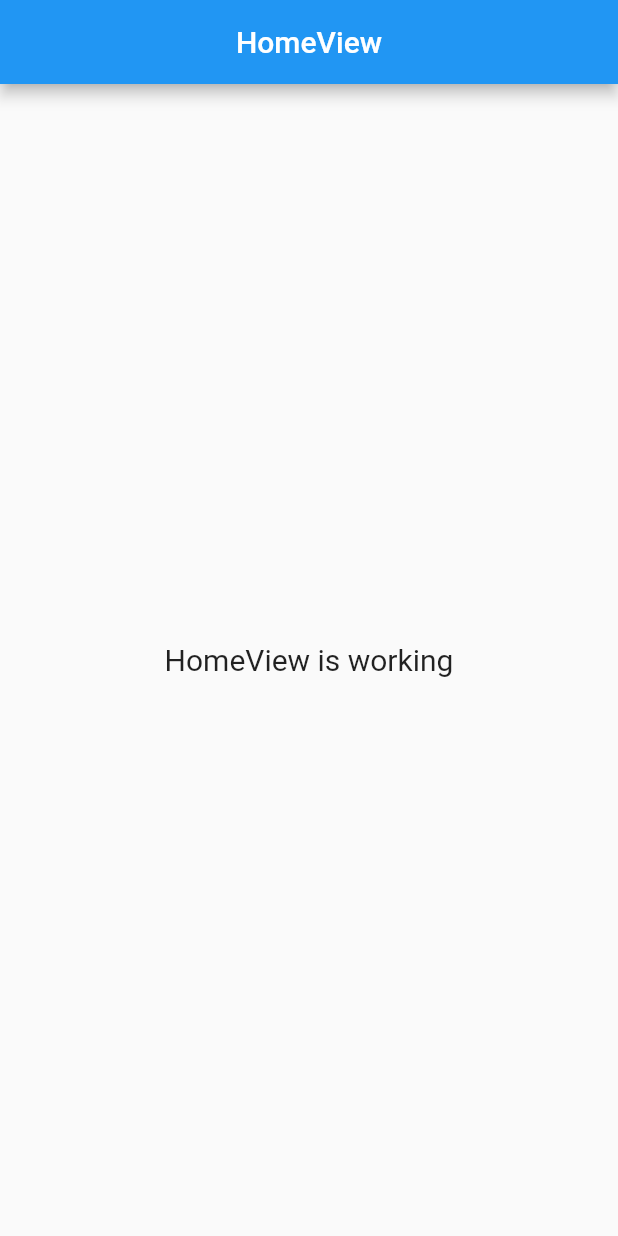
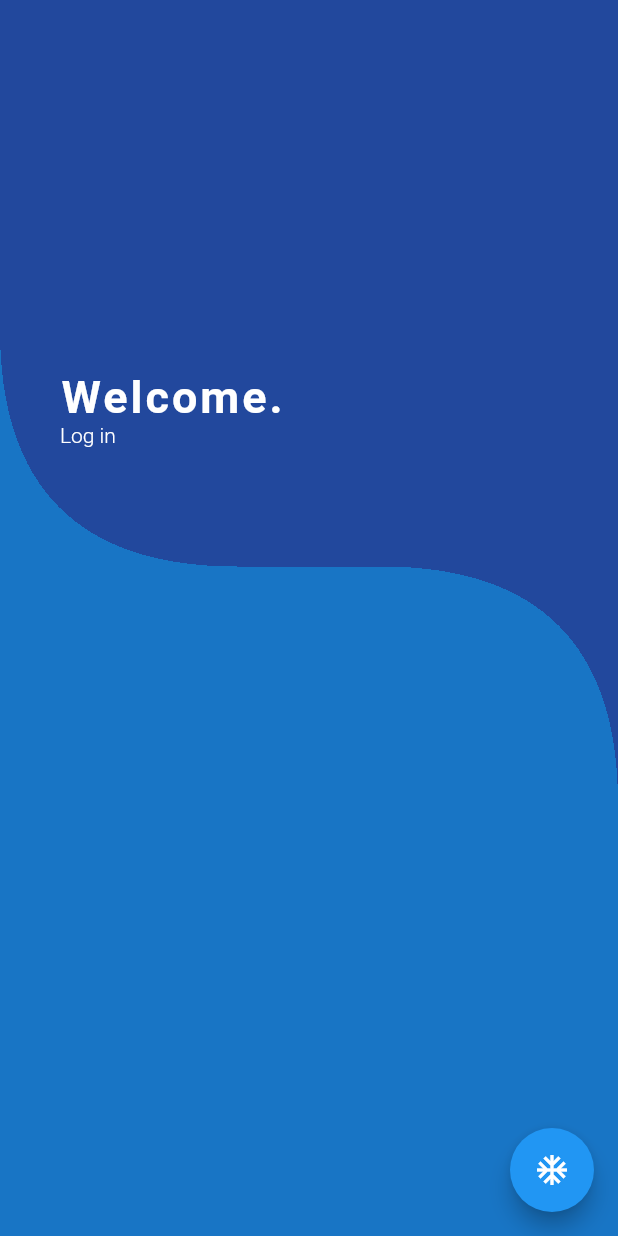
Before and after one commit to hackersito/Iteso-app, a Flutter app: the screen it shows after launch, on a phone screen of 412 x 824 dp. Run offline on Flutter 3.47's test engine with Material 2 defaults, Android fonts, the phone set to English and light mode, and no system bars; our stand-ins replace floor, get, sqflite; accounts and stored records are empty; generated files the repository leaves out were written again.

Commit message:
Pantalla de inicio de sesion
Se empezo a crear la pantalla de inicio de sesion

```diff
--- a/lib/app/modules/home/controllers/home_controller.dart
+++ b/lib/app/modules/home/controllers/home_controller.dart
@@ -3,7 +3,7 @@ import 'package:get/get.dart';
 class HomeController extends GetxController {
   //TODO: Implement HomeController
 
-  final count = 0.obs;
+  final count = "".obs;
 
   @override
   void onInit() {}
@@ -13,6 +13,4 @@ class HomeController extends GetxController {
 
   @override
   void onClose() {}
-
-  void increment() => count.value++;
 }
--- a/lib/app/modules/home/views/home_view.dart
+++ b/lib/app/modules/home/views/home_view.dart
@@ -1,20 +1,54 @@
 import 'package:flutter/material.dart';
 import 'package:get/get.dart';
+import 'package:iteso_app/Network/network.dart';
 import 'package:iteso_app/app/modules/home/controllers/home_controller.dart';
+import 'package:iteso_app/app/widgets/login_clipper.dart';
+import 'package:iteso_app/values/styles.dart';
 
 class HomeView extends GetView<HomeController> {
   @override
   Widget build(BuildContext context) {
     return Scaffold(
-      appBar: AppBar(
-        title: Text('HomeView'),
-        centerTitle: true,
+      backgroundColor: Styles.azulBajito,
+      floatingActionButton: FloatingActionButton(
+        onPressed: () => Network.login("if715410", "Cachimba1999")
+            .then((value) => controller.count.value = value.token),
+        child: Icon(Icons.ac_unit),
       ),
-      body: Center(
-        child: Text(
-          'HomeView is working',
-          style: TextStyle(fontSize:20),
-        ),
+      body: Stack(
+        children: <Widget>[
+          ClipPath(
+            clipper: LoginClipper(),
+            clipBehavior: Clip.hardEdge,
+            child: Container(
+              height: MediaQuery.of(context).size.height * 0.65,
+              width: MediaQuery.of(context).size.width,
+              color: Styles.azulIteso,
+            ),
+          ),
+          Positioned(
+            top: MediaQuery.of(context).size.height * 0.3,
+            left: 40,
+            child: Column(
+              crossAxisAlignment: CrossAxisAlignment.start,
+              children: [
+                Text(
+                  "welcome".tr,
+                  style: TextStyle(
+                      color: Colors.white,
+                      letterSpacing: 2,
+                      fontSize: 30,
+                      fontWeight: FontWeight.bold),
+                ),
+                Text(
+                  "text_logging".tr,
+                  style: TextStyle(
+                      color: Colors.white, fontWeight: FontWeight.w300),
+                )
+              ],
+            ),
+          ),
+        ],
       ),
     );
   }
--- a/lib/app/routes/app_pages.dart
+++ b/lib/app/routes/app_pages.dart
@@ -4,13 +4,12 @@ import 'package:get/get.dart';
 part 'app_routes.dart';
 
 class AppPages {
-
-static const INITIAL = Routes.HOME;
+  static const INITIAL = Routes.HOME;
 
   static final routes = [
     GetPage(
       name: Routes.HOME,
-      page:()=> HomeView(),
+      page: () => HomeView(),
       binding: HomeBinding(),
     ),
   ];
--- a/lib/app/routes/app_routes.dart
+++ b/lib/app/routes/app_routes.dart
@@ -1,7 +1,6 @@
 part of 'app_pages.dart';
 // DO NOT EDIT. This is code generated via package:get_cli/get_cli.dart
 
-abstract class Routes{
-
+abstract class Routes {
   static const HOME = '/home';
 }
--- /dev/null
+++ b/lib/app/widgets/login_clipper.dart
@@ -0,0 +1,27 @@
+import 'package:flutter/widgets.dart';
+
+class LoginClipper extends CustomClipper<Path> {
+  @override
+  Path getClip(Size size) {
+    final ratio = size.width / 3 * 1.15;
+    final control = Offset(0, size.height - ratio);
+    final end = Offset(ratio, size.height - ratio);
+    final control1 = Offset(size.width, size.height - ratio);
+    final end1 = Offset(size.width, size.height);
+    final Path path = Path()
+      ..lineTo(0, 0)
+      ..lineTo(0, size.height - 2 * ratio)
+      ..quadraticBezierTo(control.dx, control.dy, end.dx, end.dy)
+      ..lineTo(ratio, size.height - ratio)
+      ..quadraticBezierTo(control.dx, control.dy, end.dx, end.dy)
+      ..lineTo(size.width - ratio, size.height - ratio)
+      ..quadraticBezierTo(control1.dx, control1.dy, end1.dx, end1.dy)
+      ..lineTo(size.width, 0);
+    return path;
+  }
+
+  @override
+  bool shouldReclip(covariant CustomClipper<Path> oldClipper) {
+    return true;
+  }
+}
```
